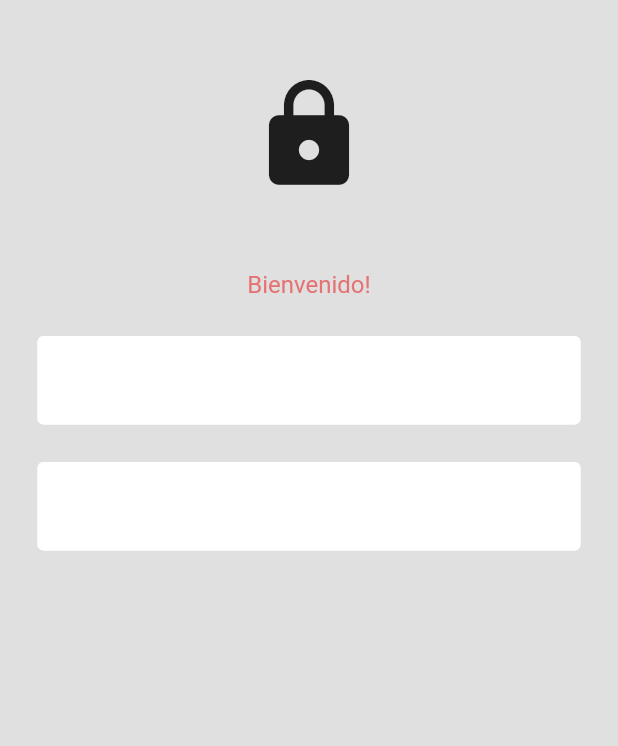
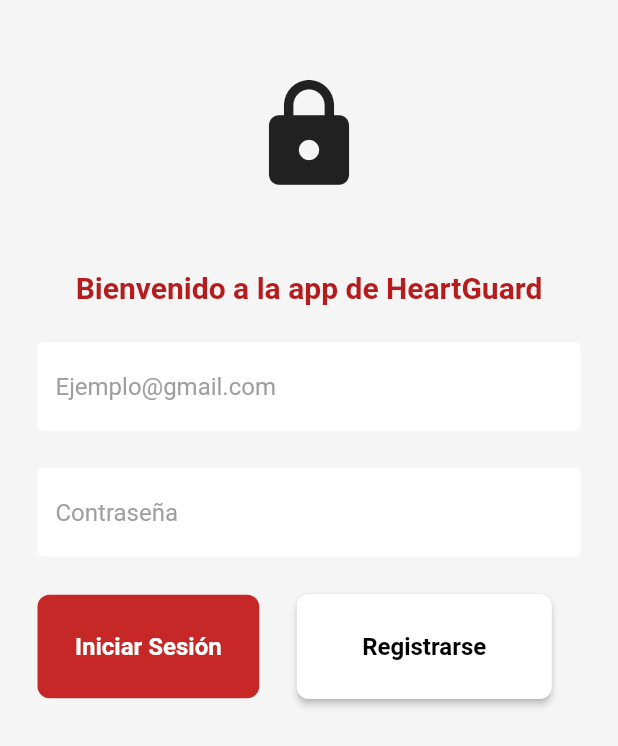
Before and after one commit to diegoDuranC/heart_guard_app, a Flutter app: the screen it shows after launch, on a phone screen of 412 x 824 dp. Shown: the top 746 px of the screen. Run offline on Flutter 3.47's test engine with Material 2 defaults, Android fonts, the light colour scheme and no system bars.

Commit message:
se añadió las pantallas de main, registrarse. boton para registrarse e iniciar sesion

```diff
--- /dev/null
+++ b/lib/components/my_button.dart
@@ -0,0 +1,34 @@
+import 'package:flutter/material.dart';
+
+
+class MyButton extends StatelessWidget {
+
+  final Function()? onTap;
+
+  const MyButton({super.key, required this.onTap});
+
+  @override
+  Widget build(BuildContext context) {
+    return GestureDetector(
+      onTap: onTap,
+      child: Container(
+        padding: const EdgeInsets.all(25),
+        margin: const EdgeInsets.symmetric(horizontal: 25),
+        decoration: BoxDecoration(
+          color: Colors.red.shade800,
+          borderRadius: BorderRadius.circular(8),
+        ),
+        child: const Center(
+          child: Text(
+            "Iniciar Sesión",
+            style: TextStyle(
+              color: Colors.white,
+              fontWeight: FontWeight.bold,
+              fontSize: 16
+            ),
+          )
+        ),
+      ),
+    );
+  }
+}
--- a/lib/components/my_textfield.dart
+++ b/lib/components/my_textfield.dart
@@ -1,14 +1,28 @@
+// ignore_for_file: prefer_const_constructors
+
 import 'package:flutter/material.dart';
 
 
 class MyTextField extends StatelessWidget {
-  const MyTextField({super.key});
+
+  final controller;
+  final String hintText;
+  final bool obscureText;
+
+  const MyTextField({
+    super.key,
+    required this.controller,
+    required this.hintText,
+    required this.obscureText
+  });
 
   @override
   Widget build(BuildContext context) {
     return Padding(
       padding: const EdgeInsets.symmetric(horizontal: 25.0 ),
         child: TextField(
+          controller: controller,
+          obscureText: obscureText,
           decoration: InputDecoration(
             enabledBorder: OutlineInputBorder(
             borderSide: BorderSide(color: Colors.white)
@@ -17,7 +31,9 @@
             borderSide: BorderSide(color: Colors.red.shade300, width: 2.5)
            ),
           fillColor: Colors.white,
-          filled: true
+          filled: true,
+          hintText: hintText,
+          hintStyle: TextStyle(color: Colors.grey)
           ),
         ),
     );
--- a/lib/pages/login_page.dart
+++ b/lib/pages/login_page.dart
@@ -1,22 +1,34 @@
+  // ignore_for_file: prefer_const_literals_to_create_immutables, prefer_const_constructors
+  import 'package:flutter/material.dart';
+  import 'package:heart_guard/components/my_button.dart';
+  import 'package:heart_guard/components/my_textfield.dart';
+  import 'package:heart_guard/pages/main_page.dart';
+  import 'package:heart_guard/pages/register_page.dart';
 
-// ignore_for_file: prefer_const_literals_to_create_immutables, prefer_const_constructors
+  class Login extends StatelessWidget {
 
-import 'package:flutter/material.dart';
-import 'package:heart_guard/components/my_textfield.dart';
+    final userNameController = TextEditingController();
+    final passwordController = TextEditingController();
 
-class Login extends StatefulWidget {
-  const Login({super.key});
-
-  @override
-  State<Login> createState() => _LoginState();
+    void userSignIn(BuildContext context){
+      Navigator.push(context,
+      MaterialPageRoute(builder: (context) => MainPageScreen())
+      );
     }
 
-class _LoginState extends State<Login> {
+    void registerNewUser(BuildContext context){
+      Navigator.push(context,
+      MaterialPageRoute(builder: (context) => RegisterPage())
+      );
+    }
 
+    Login({super.key});
+
+    //Controladores para los campos de textos
     @override
     Widget build(BuildContext context) {
       return Scaffold(
-      backgroundColor: Colors.grey[300],
+        backgroundColor: Colors.grey[100],
         body: SafeArea(
           child: Center(
             child: Column(
@@ -29,25 +41,66 @@
               ),
               const SizedBox(height: 50),
               Text(
-              "Bienvenido!",
+                "Bienvenido a la app de HeartGuard",
                 style: TextStyle(
-                color: Colors.red[300],
-                fontSize: 16,
+                  color: Colors.red[900],
+                  fontSize: 20,
+                  fontWeight: FontWeight.bold
                 )
               ),
 
               const SizedBox(height: 25),
 
               //User field
-            MyTextField(),
+              MyTextField(
+                controller: userNameController,
+                hintText: "Ejemplo@gmail.com",
+                obscureText: false,
+              ),
 
               const SizedBox(height: 25),
 
               //Password
-            MyTextField(),
+              MyTextField(
+                controller: passwordController,
+                hintText: "Contraseña",
+                obscureText: true,
+
+              ),
+
+              const SizedBox(height: 25),
+
+              Row(
+                children: [
+                  MyButton(
+                  onTap: () => userSignIn(context),
+                  ),
+                   SizedBox(
+                    width: 170,
+                    height: 70,
+                    child: ElevatedButton(onPressed: () => registerNewUser(context),
+                    style: ElevatedButton.styleFrom(
+                            backgroundColor: Colors.white,
+                            padding: const EdgeInsets.symmetric(vertical: 20),
+                            shape: RoundedRectangleBorder(
+                              borderRadius: BorderRadius.circular(8),
+                            )
+                    ),
+                            child: Center(
+                                child: Text(
+                                  "Registrarse",
+                                  style: TextStyle(fontSize: 16, fontWeight: FontWeight.bold, color: Colors.black),
+                                ),
+                            ),
+                    ),
+                  )
+                ],
+              ),
 
               //Iniciar Sesión
 
+
+              const SizedBox(height: 25),
               //registrarse
 
               //forgot password
```
Also changed, not shown: lib/pages/main_page.dart (added, +18 -0 lines), lib/pages/register_page.dart (added, +18 -0 lines), pubspec.yaml (+3 -6 lines), pubspec.lock, 1 other file. Lines whose indentation alone changed are shown as unchanged.
